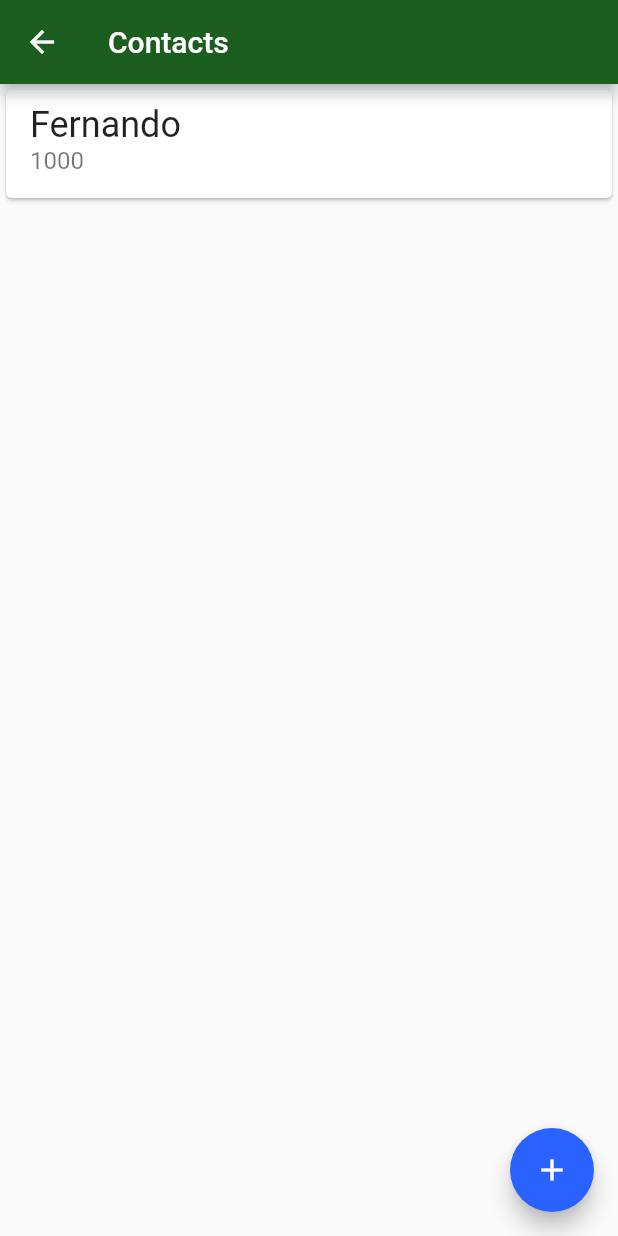
After one commit to fernandoleis/bytebank, a Flutter app: the screen it shows after launch, after a tap on "Contacts", on a phone screen of 412 x 824 dp. The commit adds this screen. Run offline on Flutter 3.47's test engine with Material 2 defaults, Android fonts, the phone set to English and light mode, and no system bars.

Commit message:
Criando a classe contacts_list.dart adicionando evento de toque na tela usando evento 'Material' no componente container

```diff
--- a/lib/main.dart
+++ b/lib/main.dart
@@ -1,3 +1,4 @@
+import 'package:estudo/screens/dashboard.dart';
 import 'package:flutter/material.dart';
 
 void main() {
@@ -20,49 +21,3 @@ class BytebankApp extends StatelessWidget {
     );
   }
 }
-
-class Dashboard extends StatelessWidget {
-  const Dashboard({Key? key}) : super(key: key);
-
-  @override
-  Widget build(BuildContext context) {
-    return Scaffold(
-      appBar: AppBar(
-        title: Text('Dashboard'),
-      ),
-      body: Column(
-        mainAxisAlignment: MainAxisAlignment.spaceBetween,
-        crossAxisAlignment: CrossAxisAlignment.start,
-        children: <Widget>[
-          Padding(
-            padding: const EdgeInsets.all(8.0),
-            child: Image.asset('images/bytebank_logo.png'),
-          ),
-          Padding(
-            padding: const EdgeInsets.all(8.0),
-            child: Container(
-              padding: EdgeInsets.all(8.0),
-              height: 100,
-              width: 150,
-              color: Theme.of(context).primaryColor,
-              child: Column(
-                  mainAxisAlignment: MainAxisAlignment.spaceBetween,
-                  crossAxisAlignment: CrossAxisAlignment.start,
-                  children: <Widget>[
-                    Icon(
-                      Icons.people,
-                      color: Colors.white,
-                      size: 24.0,
-                    ),
-                    Text(
-                      'Contacts',
-                      style: TextStyle(color: Colors.white, fontSize: 16.0),
-                    )
-                  ]),
-            ),
-          )
-        ],
-      ),
-    );
-  }
-}
--- /dev/null
+++ b/lib/screens/contacts_list.dart
@@ -0,0 +1,26 @@
+import 'package:flutter/material.dart';
+
+class ContactsList extends StatelessWidget {
+  const ContactsList({Key? key}) : super(key: key);
+
+  @override
+  Widget build(BuildContext context) {
+    return Scaffold(
+      appBar: AppBar(
+        title: Text('Contacts'),
+      ),
+      body: ListView(
+        children: [Card(
+          child: ListTile(
+            title: Text('Fernando', style: TextStyle(fontSize: 24.0),) ,
+            subtitle: Text('1000', style: TextStyle(fontSize: 16.0),),
+          ),
+        )],
+      ),
+      floatingActionButton: FloatingActionButton(
+        onPressed: (){},
+        child: Icon(Icons.add),
+      ),
+    );
+  }
+}
--- /dev/null
+++ b/lib/screens/dashboard.dart
@@ -0,0 +1,59 @@
+import 'package:estudo/screens/contacts_list.dart';
+import 'package:flutter/material.dart';
+
+class Dashboard extends StatelessWidget {
+  const Dashboard({Key? key}) : super(key: key);
+
+  @override
+  Widget build(BuildContext context) {
+    return Scaffold(
+      appBar: AppBar(
+        title: Text('Dashboard'),
+      ),
+      body: Column(
+        mainAxisAlignment: MainAxisAlignment.spaceBetween,
+        crossAxisAlignment: CrossAxisAlignment.start,
+        children: <Widget>[
+          Padding(
+            padding: const EdgeInsets.all(8.0),
+            child: Image.asset('images/bytebank_logo.png'),
+          ),
+          Padding(
+            padding: const EdgeInsets.all(8.0),
+            child: Material(
+              color: Theme.of(context).primaryColor,
+              child: InkWell(
+                onTap: () {
+                  Navigator.of(context).push(
+                    MaterialPageRoute(
+                      builder: (context) => ContactsList(),
+                    ),
+                  );
+                },
+                child: Container(
+                  padding: EdgeInsets.all(8.0),
+                  height: 100,
+                  width: 150,
+                  child: Column(
+                      mainAxisAlignment: MainAxisAlignment.spaceBetween,
+                      crossAxisAlignment: CrossAxisAlignment.start,
+                      children: <Widget>[
+                        Icon(
+                          Icons.people,
+                          color: Colors.white,
+                          size: 24.0,
+                        ),
+                        Text(
+                          'Contacts',
+                          style: TextStyle(color: Colors.white, fontSize: 16.0),
+                        )
+                      ]),
+                ),
+              ),
+            ),
+          )
+        ],
+      ),
+    );
+  }
+}
```
